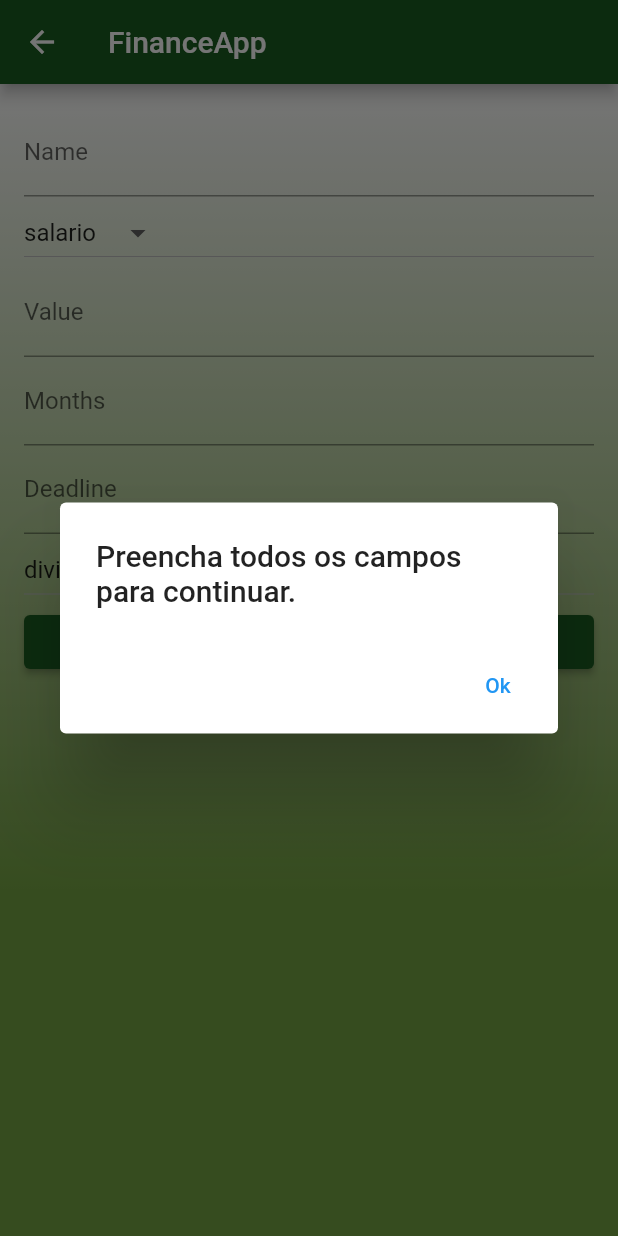
After one commit to brendongabriel/PAC4FLUTTER, a Flutter app: the RegisterDebt screen opened directly, after a tap on "Cadastrar", on a phone screen of 412 x 824 dp. The commit adds this screen. Run offline on Flutter 3.47's test engine with Material 2 defaults, Android fonts, the phone set to English and light mode, and no system bars; our stand-ins replace shared_preferences; accounts and stored records are empty.

Commit message:
page insert

```diff
--- a/lib/home/home.view.dart
+++ b/lib/home/home.view.dart
@@ -1,7 +1,6 @@
 import 'package:flutter/material.dart';
-
 import 'dart:convert';
-
+import 'package:pac/registerDebt/registerDebt.view.dart';
 import 'package:shared_preferences/shared_preferences.dart';
 
 class HomeView extends StatefulWidget {
@@ -15,6 +14,14 @@ class _HomeViewState extends State<HomeView> {
   String? _user = ''; // Variável para armazenar o user
   String _name = ''; // Variável para armazenar o e-mail
   Map<String, dynamic>? _userObj; // Usando Map para representar o JSON
+
+  void openRegister() {
+    Navigator.of(context).push(
+      MaterialPageRoute(
+        builder: (context) => RegisterDebt(),
+      ),
+    );
+  }
 
   @override
   void initState() {
@@ -41,6 +48,11 @@ class _HomeViewState extends State<HomeView> {
   @override
   Widget build(BuildContext context) {
     return Scaffold(
+      floatingActionButton: FloatingActionButton(
+        onPressed: openRegister,
+        child: Icon(Icons.add),
+        backgroundColor: Colors.green[900],
+      ),
       appBar: AppBar(
         title: const Text('FinanceApp'),
         backgroundColor: Colors.green[900],
--- /dev/null
+++ b/lib/registerDebt/registerDebt.view.dart
@@ -0,0 +1,240 @@
+import 'package:flutter/material.dart';
+import 'package:http/http.dart' as http;
+import 'dart:convert';
+import 'package:shared_preferences/shared_preferences.dart';
+
+class RegisterDebt extends StatefulWidget {
+  const RegisterDebt({Key? key}) : super(key: key);
+
+  @override
+  _RegisterDebtState createState() => _RegisterDebtState();
+}
+
+class _RegisterDebtState extends State<RegisterDebt> {
+  String? _user = ''; // Variável para armazenar o user
+  String _email = ''; // Variável para armazenar o e-mail
+  Map<String, dynamic>? _userObj; // Usando Map para representar o JSON
+
+  @override
+  void initState() {
+    super.initState();
+    _loadEmailFromPreferences();
+  }
+
+  // Método para carregar o e-mail armazenado em shared_preferences
+  void _loadEmailFromPreferences() async {
+    SharedPreferences prefs = await SharedPreferences.getInstance();
+    setState(() {
+      _user = prefs.getString('user') ?? '';
+    });
+
+    // Decodificar o JSON para um Map<String, dynamic>
+    _userObj = jsonDecode(_user!) as Map<String, dynamic>;
+
+    // Verificar se a chave 'email' existe antes de acessá-la
+    if (_userObj!.containsKey('email')) {
+      _email = _userObj!['email'].split(' ')[0];
+    }
+  }
+
+  String _nameDebt = '';
+  String _category = 'salario'; // Valor inicial fixo para categoria
+  double _value = 0.0;
+  double _months = 0.0;
+  double _deadline = 0.0;
+  String _type = 'divida'; // Valor inicial fixo para tipo
+
+  List<String> categories = ["salario", "lazer", "estudo", "comida"];
+  List<String> types = ["divida", "receita"];
+
+  @override
+  Widget build(BuildContext context) {
+    return Scaffold(
+      appBar: AppBar(
+        title: const Text('FinanceApp'),
+        backgroundColor: Colors.green[900],
+      ),
+      body: Container(
+        decoration: const BoxDecoration(
+          gradient: LinearGradient(
+            begin: Alignment.topCenter,
+            end: Alignment.bottomCenter,
+            colors: [Colors.white, Color.fromRGBO(118, 166, 68, 1)],
+            stops: [0.0, 0.7], // Cores do degradê
+          ),
+        ),
+        child: Padding(
+          padding: const EdgeInsets.all(16.0),
+          child: Column(
+            crossAxisAlignment: CrossAxisAlignment.stretch,
+            children: [
+              TextField(
+                onChanged: (value) {
+                  setState(() {
+                    _nameDebt = value;
+                  });
+                },
+                decoration: InputDecoration(labelText: 'Name'),
+              ),
+              DropdownButton<String>(
+                value: _category.isNotEmpty ? _category : categories.first,
+                onChanged: (value) {
+                  setState(() {
+                    _category = value!;
+                  });
+                },
+                items: categories.map((category) {
+                  return DropdownMenuItem<String>(
+                    value: category,
+                    child: Text(category),
+                  );
+                }).toList(),
+                hint: Text('Category'),
+              ),
+              TextField(
+                onChanged: (value) {
+                  try {
+                    setState(() {
+                      _value = double.parse(value);
+                    });
+                  } catch (e) {
+                    // Lidar com a exceção de formato inválido
+                    print('Erro ao converter para número: $e');
+                  }
+                },
+                keyboardType: TextInputType.number,
+                decoration: InputDecoration(labelText: 'Value'),
+              ),
+              TextField(
+                onChanged: (value) {
+                  try {
+                    setState(() {
+                      _months = double.parse(value);
+                    });
+                  } catch (e) {
+                    // Lidar com a exceção de formato inválido
+                    print('Erro ao converter para número: $e');
+                  }
+                },
+                keyboardType: TextInputType.number,
+                decoration: InputDecoration(labelText: 'Months'),
+              ),
+              TextField(
+                onChanged: (value) {
+                  try {
+                    setState(() {
+                      _deadline = double.parse(value);
+                    });
+                  } catch (e) {
+                    // Lidar com a exceção de formato inválido
+                    print('Erro ao converter para número: $e');
+                  }
+                },
+                keyboardType: TextInputType.number,
+                decoration: InputDecoration(labelText: 'Deadline'),
+              ),
+              DropdownButton<String>(
+                value: _type.isNotEmpty ? _type : types.first,
+                onChanged: (value) {
+                  setState(() {
+                    _type = value!;
+                  });
+                },
+                items: types.map((type) {
+                  return DropdownMenuItem<String>(
+                    value: type,
+                    child: Text(type),
+                  );
+                }).toList(),
+                hint: Text('Type'),
+              ),
+              ElevatedButton(
+                style: ElevatedButton.styleFrom(
+                  primary: Colors.green[900], // Cor de fundo do botão
+                  // Adicione mais propriedades conforme necessário
+                ),
+                onPressed: () {
+                  print(
+                      'Nome: $_nameDebt, Categoria: $_category, Valor: $_value, Meses: $_months, Prazo: $_deadline, Tipo: $_type');
+                  if (_nameDebt == '' ||
+                      _category == '' ||
+                      _value == 0.0 ||
+                      _months == 0.0 ||
+                      _deadline == 0.0 ||
+                      _type == '') {
+                    showSuccessMessage(
+                        "Preencha todos os campos para continuar.");
+                    return;
+                  } else {
+                    _registerDebtPressed();
+                  }
+                  // Aqui você pode realizar ações com os valores fornecidos
+                },
+                child: Text('Cadastrar'),
+              ),
+            ],
+          ),
+        ),
+      ),
+    );
+  }
+
+  void _registerDebtPressed() async {
+    print(_email);
+    try {
+      final response = await http.post(
+        Uri.parse('https://app-carteira.wnology.io/api/v1/debt'),
+        body: {
+          "name": _nameDebt,
+          "category": _category,
+          "type": _type,
+          "value": _value.toString(),
+          "months": _months.toString(),
+          "deadline": _deadline.toString(),
+          "user": _email
+        },
+      );
+
+      if (response.statusCode == 200) {
+        print('Dado inserido!');
+        // Navigator.of(context).push(
+        // MaterialPageRoute(
+        //   builder: (context) => const LoginView(),
+        // ),
+        // );
+        // Limpar os campos
+
+        showSuccessMessage("$_type inserido com sucesso!");
+
+        setState(() {
+          _nameDebt = '';
+          _category = 'salario';
+          _value = 0.0;
+          _months = 0.0;
+          _deadline = 0.0;
+        });
+
+      } else if (response.statusCode == 400) {
+        showSuccessMessage("Valores inseridos estão errados.");
+      } else {
+        print('Erro ao fazer login: ${response.statusCode}');
+        showSuccessMessage("Erro ao inserir. Tente novamente mais tarde.");
+      }
+    } catch (error) {
+      print('Erro ao fazer login: $error');
+      showSuccessMessage("Erro ao inserir. Tente novamente mais tarde.");
+    }
+  }
+
+  void showSuccessMessage(String message) async {
+    await showDialog(
+      context: context,
+      builder: (ctx) => AlertDialog(
+        title: Text(message),
+        actions: <Widget>[
+          TextButton(onPressed: () => Navigator.pop(ctx), child: Text("Ok"))
+        ],
+      ),
+    );
+  }
+}
```
